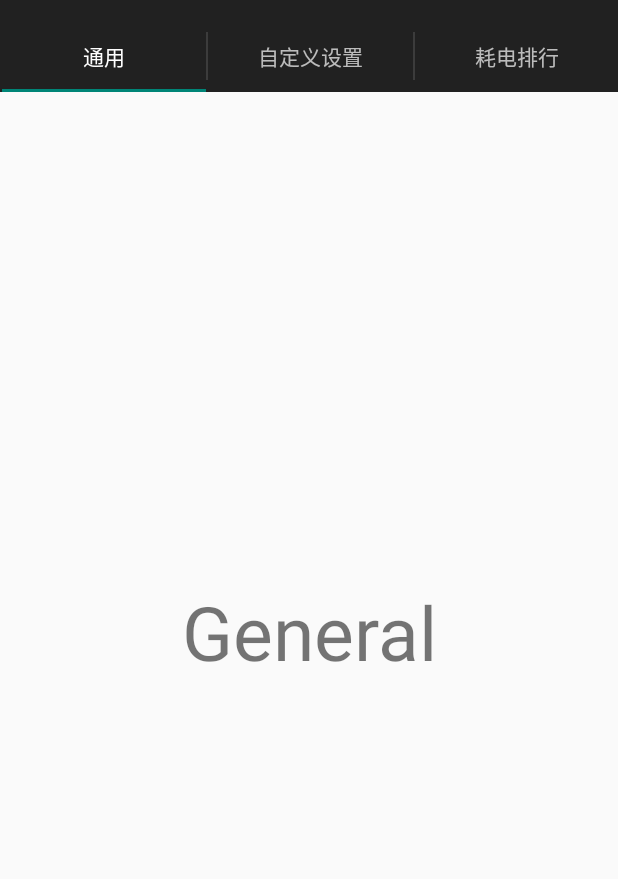
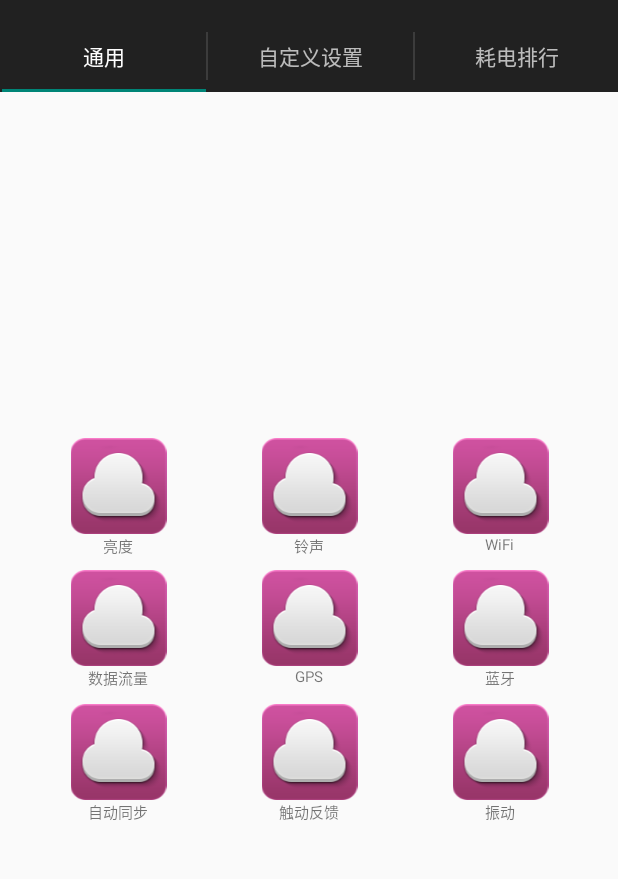
Before and after one commit to Gaoxiang-Zhang/PowerManagement, an Android app: the screen it shows after launch (MainActivity), on a phone screen of 412 x 824 dp, the part 64-943 px from its top. Run offline under Robolectric (Android 15) with nearby library versions, the light colour scheme and no system bars.

Commit message:
Add basic form of general fragment

```diff
--- a/app/src/main/java/com/example/administrator/powermanagement/GeneralFragment.java
+++ b/app/src/main/java/com/example/administrator/powermanagement/GeneralFragment.java
@@ -1,15 +1,80 @@
 package com.example.administrator.powermanagement;
 
+import android.content.Context;
 import android.os.Bundle;
 import android.support.v4.app.Fragment;
 import android.view.LayoutInflater;
 import android.view.View;
 import android.view.ViewGroup;
+import android.widget.AdapterView;
+import android.widget.BaseAdapter;
+import android.widget.GridView;
+import android.widget.ImageView;
+import android.widget.TextView;
+import android.widget.Toast;
 
 public class GeneralFragment extends Fragment {
+    // the image and text shown in general fragment
+    Integer[] imageIDs={
+            R.drawable.cloud_128px,
+            R.drawable.cloud_128px,
+            R.drawable.cloud_128px,
+            R.drawable.cloud_128px,
+            R.drawable.cloud_128px,
+            R.drawable.cloud_128px,
+            R.drawable.cloud_128px,
+            R.drawable.cloud_128px,
+            R.drawable.cloud_128px
+    };
+    String[] imageText;
+    // onCreateView
     @Override
     public View onCreateView(LayoutInflater inflater, ViewGroup container, Bundle savedInstanceState){
-        View general = inflater.inflate(R.layout.general_fragment,container,false);
+        final View general = inflater.inflate(R.layout.general_fragment,container,false);
+        imageText=getResources().getStringArray(R.array.general_items);
+        GridView gridView = (GridView)general.findViewById(R.id.general_grid);
+        gridView.setAdapter(new ImageAdapter(this.getActivity(),imageText,imageIDs));
+        gridView.setOnItemClickListener(new AdapterView.OnItemClickListener() {
+            public void onItemClick(AdapterView parent, View v, int position, long id) {
+                Toast.makeText(general.getContext(), "pic" + (position + 1) + "selected", Toast.LENGTH_SHORT).show();
+            }
+        });
         return general;
     }
+
+    public class ImageAdapter extends BaseAdapter
+    {
+        private Context context;
+        private final String[] imageText;
+        private final Integer[] imageId;
+        public ImageAdapter(Context c,String[] itemtext,Integer[] itempic){
+            context=c;
+            this.imageId=itempic;
+            this.imageText=itemtext;
+        }
+        public int getCount(){
+            return imageIDs.length;
+        }
+        public Object getItem(int position){
+            return position;
+        }
+        public long getItemId(int position){
+            return position;
+        }
+        public View getView(int position, View convertView,ViewGroup parent){
+            View grid;
+            LayoutInflater inflater = (LayoutInflater)context.getSystemService(Context.LAYOUT_INFLATER_SERVICE);
+            if(convertView == null){
+                grid = new View(context);
+                grid = inflater.inflate(R.layout.grid_single,null);
+                TextView textView = (TextView)grid.findViewById(R.id.grid_text);
+                ImageView imageView = (ImageView)grid.findViewById(R.id.grid_image);
+                textView.setText(imageText[position]);
+                imageView.setImageResource(imageId[position]);
+            }else{
+                grid = convertView;
+            }
+            return grid;
+        }
+    }
 }
--- a/app/src/main/res/layout/general_fragment.xml
+++ b/app/src/main/res/layout/general_fragment.xml
@@ -1,17 +1,19 @@
 <?xml version="1.0" encoding="utf-8"?>
-<LinearLayout
+<RelativeLayout
     xmlns:android="http://schemas.android.com/apk/res/android"
     android:padding="20dp"
-    android:orientation="vertical"
     android:layout_width="match_parent"
-    android:layout_height="match_parent"
-    android:gravity="center">
+    android:layout_height="match_parent">
 
-    <TextView
-        android:text="General"
-        android:layout_width="fill_parent"
+    <GridView
+        android:id="@+id/general_grid"
+        android:layout_width="wrap_content"
         android:layout_height="wrap_content"
+        android:numColumns="3"
+        android:verticalSpacing="10dp"
+        android:horizontalSpacing="10dp"
+        android:stretchMode="columnWidth"
         android:gravity="center"
-        android:textSize="50sp"/>
+        android:layout_centerInParent="true"/>
 
-</LinearLayout>
+</RelativeLayout>
--- /dev/null
+++ b/app/src/main/res/layout/grid_single.xml
@@ -0,0 +1,18 @@
+<?xml version="1.0" encoding="utf-8"?>
+<LinearLayout
+    xmlns:android="http://schemas.android.com/apk/res/android"
+    android:orientation="vertical"
+    android:layout_width="wrap_content"
+    android:layout_height="wrap_content"
+    android:gravity="center_horizontal">
+    <ImageView
+        android:id="@+id/grid_image"
+        android:layout_width="130dp"
+        android:layout_height="wrap_content" />
+    <TextView
+        android:text="lpl"
+        android:id="@+id/grid_text"
+        android:layout_width="wrap_content"
+        android:layout_height="wrap_content"
+        android:textSize="10sp"/>
+</LinearLayout>
--- a/app/src/main/res/values/strings.xml
+++ b/app/src/main/res/values/strings.xml
@@ -23,5 +23,16 @@
         <item>简体中文</item>
         <item>English</item>
     </string-array>
+    <string-array name="general_items">
+        <item>亮度</item>
+        <item>铃声</item>
+        <item>WiFi</item>
+        <item>数据流量</item>
+        <item>GPS</item>
+        <item>蓝牙</item>
+        <item>自动同步</item>
+        <item>触动反馈</item>
+        <item>振动</item>
+    </string-array>
 
 </resources>
```
Also changed, not shown: app/src/main/res/drawable-xhdpi/cloud_128px.png (added), app/src/main/res/drawable-xxhdpi/cloud_128px.png (added).
